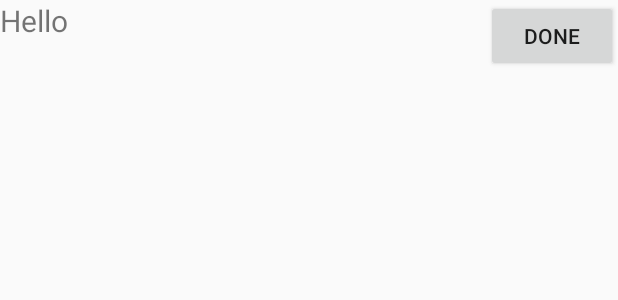
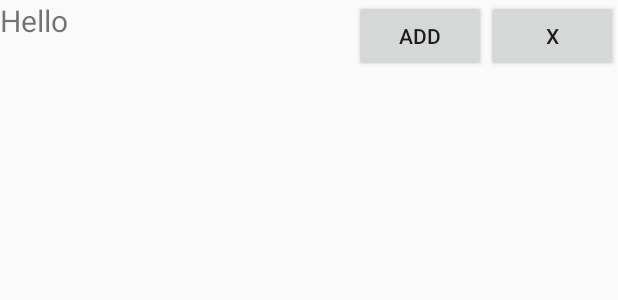
Before and after one commit to dsalexan/Friday, an Android app: the layout item_todo.xml on its own in the app's theme, with its tools: preview values and no code run, on a phone screen of 412 x 824 dp. Shown: the top 300 px of the screen. Run offline under Robolectric (Android 15) with nearby library versions, the phone set to English and light mode, and no system bars.

Commit message:
Created TaskArrayAdapter, storing tasks ids and starting reminders testing

```diff
--- a/app/src/main/res/layout/item_todo.xml
+++ b/app/src/main/res/layout/item_todo.xml
@@ -19,7 +19,17 @@
         android:layout_height="wrap_content"
         android:layout_alignParentEnd="true"
         android:layout_alignParentRight="true"
-        android:text="Done"
-        android:onClick="deleteTask"/>
+        android:onClick="deleteTask"
+        android:text="X"
+        android:layout_alignBottom="@+id/add_reminder" />
+
+    <Button
+        android:id="@+id/add_reminder"
+        android:layout_width="wrap_content"
+        android:layout_height="wrap_content"
+        android:layout_alignParentTop="true"
+        android:layout_toStartOf="@+id/task_delete"
+        android:text="ADD"
+        android:onClick="addReminder" />
 
 </RelativeLayout>
```
Also changed, not shown: app/src/main/java/com/monday/dsalexan/friday/MainActivity.java (+7 -3 lines), app/src/main/java/com/monday/dsalexan/friday/Task.java (added, +44 -0 lines), app/src/main/java/com/monday/dsalexan/friday/TaskArrayAdapter.java (added, +59 -0 lines), app/src/main/java/com/monday/dsalexan/friday/db/DatabaseContract.java (+17 -1 lines), app/src/main/java/com/monday/dsalexan/friday/db/DatabaseHelper.java (+37 -6 lines).
